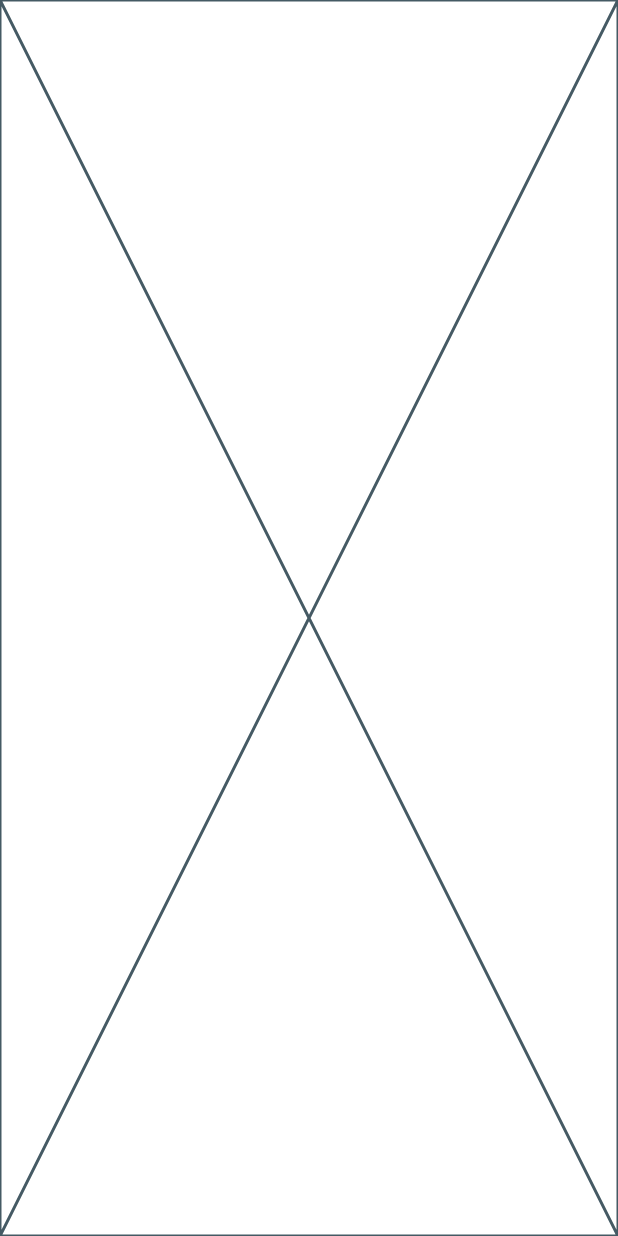
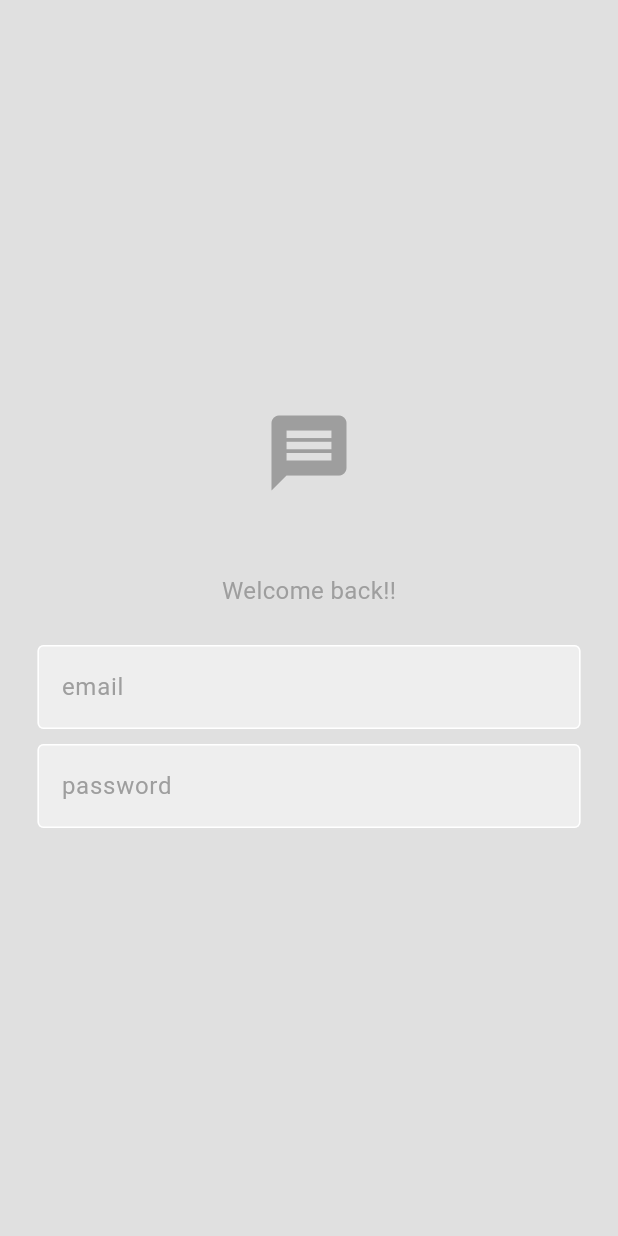
Before and after one commit to wailbenzeghiba/chat_app, a Flutter app: the screen it shows after launch, on a phone screen of 412 x 824 dp. Run offline on Flutter 3.47's test engine with Material 3 defaults, Android fonts, the phone set to English and light mode, and no system bars.

Commit message:
made half of the login page

```diff
--- /dev/null
+++ b/lib/components/myTextField.dart
@@ -0,0 +1,41 @@
+// ignore_for_file: file_names
+
+import 'package:flutter/material.dart';
+
+
+class Mytextfield extends StatefulWidget {
+  final String hintTextt;
+  final bool obsecureText;
+  final TextEditingController controller;
+  const Mytextfield({super.key , required this.hintTextt, required this.obsecureText , required this.controller });
+
+  @override
+  State<Mytextfield> createState() => _MytextfieldState();
+}
+
+class _MytextfieldState extends State<Mytextfield> {
+  @override
+  Widget build(BuildContext context) {
+    return Padding(
+      padding: EdgeInsets.symmetric(horizontal: 25.0),
+      child: TextField(
+        controller: widget.controller,
+        obscureText: widget.obsecureText,
+        decoration: InputDecoration(
+          enabledBorder: OutlineInputBorder(
+            borderSide: BorderSide(color: Theme.of(context).colorScheme.tertiary)
+          ),
+          focusedBorder:  OutlineInputBorder(
+            borderSide: BorderSide(color: Theme.of(context).colorScheme.primary)
+          ),
+          fillColor: Theme.of(context).colorScheme.secondary,
+          filled: true,
+          hintText: widget.hintTextt,
+          hintStyle: TextStyle(color: Theme.of(context).colorScheme.primary
+          )
+        )
+
+      ),
+    );
+  }
+}
--- a/lib/main.dart
+++ b/lib/main.dart
@@ -1,5 +1,6 @@
 import 'package:chat_app/pages/login.dart';
 import 'package:flutter/material.dart';
+import 'theme/lighttheme.dart';
 
 void main() {
   runApp(const MainApp());
@@ -10,7 +11,9 @@ class MainApp extends StatelessWidget {
 
   @override
   Widget build(BuildContext context) {
-    return const MaterialApp(
+    return  MaterialApp(
+      debugShowCheckedModeBanner: false,
+      theme: lightMode,
       home: login(),
     );
   }
--- a/lib/pages/login.dart
+++ b/lib/pages/login.dart
@@ -1,15 +1,46 @@
+import 'package:chat_app/components/myTextField.dart';
 import 'package:flutter/material.dart';
 
+// ignore: camel_case_types
 class login extends StatefulWidget {
-  const login({super.key});
+  final TextEditingController _emailController = TextEditingController();
+  final TextEditingController _passwordController = TextEditingController();
+   login({super.key});
 
   @override
   State<login> createState() => _loginState();
 }
 
+// ignore: camel_case_types
 class _loginState extends State<login> {
+
   @override
   Widget build(BuildContext context) {
-    return const Placeholder();
+    return Scaffold(
+      backgroundColor: Theme.of(context).colorScheme.surface,
+      body: Center(
+        child: Column(
+          mainAxisAlignment: MainAxisAlignment.center,
+
+          children: [
+            Icon(Icons.message , size: 60, color: Theme.of(context).colorScheme.primary,),
+
+            const SizedBox(height: 50,),
+
+            Text('Welcome back!!', style: TextStyle(color: Theme.of(context).colorScheme.primary , fontSize: 16),),
+
+            const SizedBox(height: 25,),
+
+            Mytextfield(hintTextt: 'email', obsecureText: false,controller: widget._emailController,),
+            const SizedBox(height: 10,),
+             Mytextfield(hintTextt: 'password',obsecureText: true,controller: widget._passwordController,),
+
+
+
+
+
+        ]),
+      ),
+    );
   }
 }
--- a/lib/theme/lighttheme.dart
+++ b/lib/theme/lighttheme.dart
@@ -2,7 +2,7 @@ import 'package:flutter/material.dart';
 
 ThemeData lightMode = ThemeData(
   colorScheme: ColorScheme.light(
-    background: Colors.grey.shade300,
+    surface: Colors.grey.shade300,
     primary: Colors.grey.shade500,
     secondary: Colors.grey.shade200,
     tertiary: Colors.white,
```
